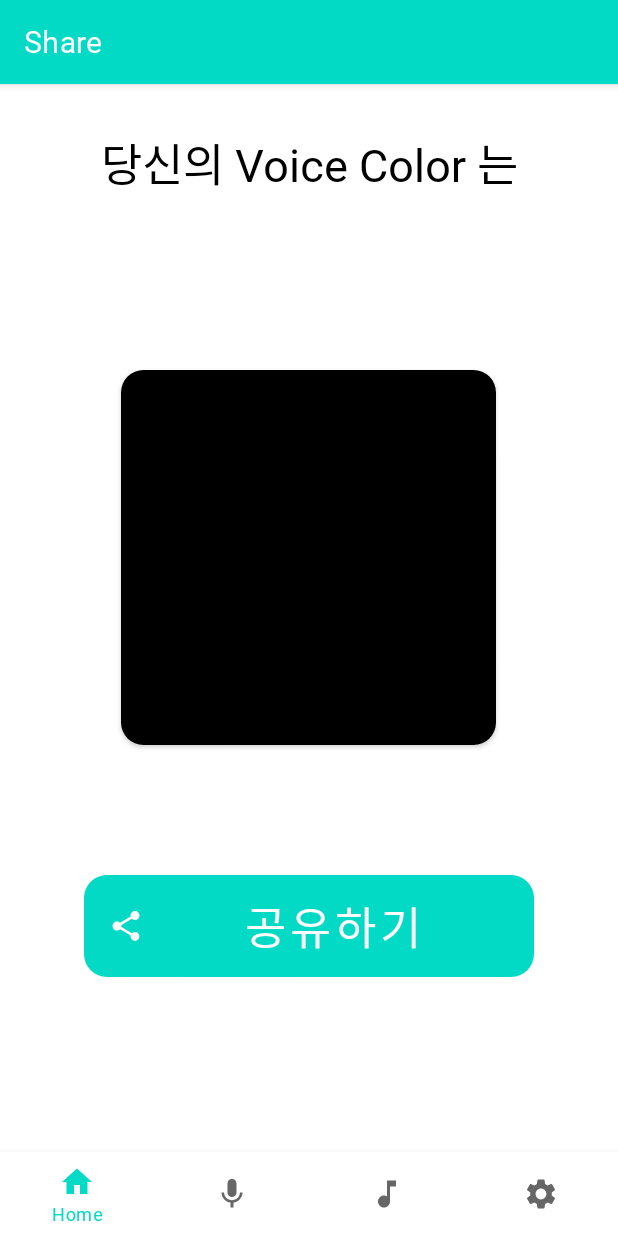
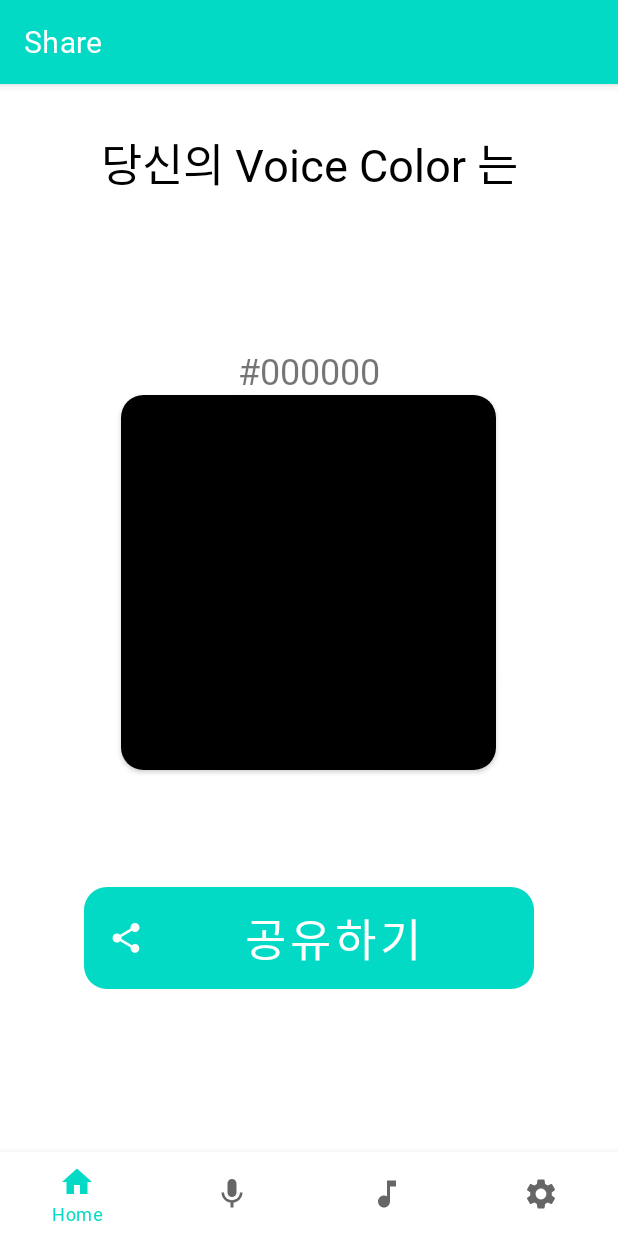
Before and after one commit to Rec-ommend/app_ui_improving, an Android app: the VoiceColorFragment screen opened through its navigation route, on a phone screen of 412 x 824 dp. Run offline under Robolectric (Android 15) with nearby library versions, the light colour scheme and no system bars; our stand-ins replace navigation-ui; libraries missing offline, so code that uses them is left out: com.kakao.kakaolink, com.kakao.message, com.kakao.network.

Commit message:
color hex value

```diff
--- a/app/src/main/java/com/example/rec_commend/ui/share/VoiceColorFragment.java
+++ b/app/src/main/java/com/example/rec_commend/ui/share/VoiceColorFragment.java
@@ -15,6 +15,7 @@ import android.view.WindowManager;
 import android.widget.Button;
 import android.widget.ImageView;
 import android.widget.PopupWindow;
+import android.widget.TextView;
 
 import com.example.rec_commend.MainActivity;
 import com.example.rec_commend.R;
@@ -36,6 +37,7 @@ public class VoiceColorFragment extends Fragment {
     private static final String ARG_B = "b";
 
     // UI elements
+    private TextView voiceColorHex;
     private ImageView voiceColorView;
     private Button shareBtn;
     private PopupWindow sharePopup;
@@ -77,6 +79,10 @@ public class VoiceColorFragment extends Fragment {
                              Bundle savedInstanceState) {
         // Inflate the layout for this fragment
         View root = inflater.inflate(R.layout.fragment_voice_color, container, false);
+
+        voiceColorHex = root.findViewById(R.id.voice_color_hex);
+        voiceColorHex.setText(String.format("#%02X%02X%02X", r, g, b));
+
         voiceColorView = root.findViewById(R.id.voice_color);
         voiceColorView.setColorFilter(Color.rgb(r, g, b));
 
--- a/app/src/main/res/layout/fragment_voice_color.xml
+++ b/app/src/main/res/layout/fragment_voice_color.xml
@@ -17,6 +17,14 @@
         android:textAlignment="center"
         android:textColor="@color/black"
         android:textSize="30sp" />
+
+    <TextView
+        android:id="@+id/voice_color_hex"
+        android:layout_width="match_parent"
+        android:layout_height="wrap_content"
+        android:gravity="center_horizontal"
+        android:text="#000000"
+        android:textSize="24sp" />
 
     <androidx.cardview.widget.CardView
         android:layout_width="wrap_content"
```
Also changed, not shown: app/src/main/java/com/example/rec_commend/ui/song_list/SongListFragment.java (+7 -11 lines), 1 other file.
